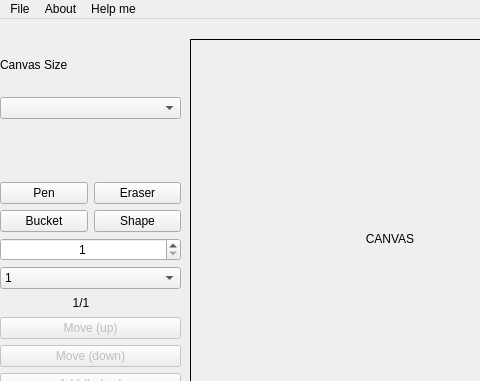
The window that SpriteEditor/view.ui (University-of-Utah-CS3505/a7-sprite-editor-s22-charming21) describes before a commit, drawn with Qt 5; both pictures show x 0 to 480 and y 0 to 381 of the 800 by 658 pixel window.
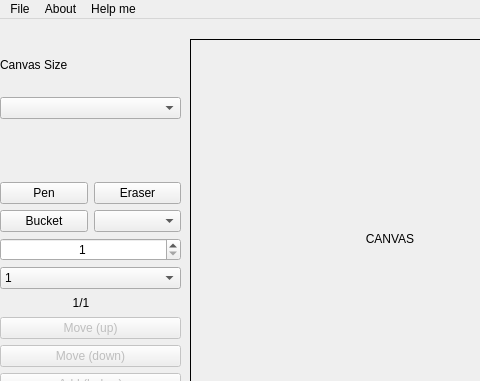
The same window after the commit. Custom widgets are drawn as their Qt base class.

Commit message: Commit 6.6: Added functionalitieis to draw with shapes. Line, Ellipse, Rectangle.  Deleted shape tool button and added combo box for three choices.

Patch:
```diff
--- a/SpriteEditor/view.ui
+++ b/SpriteEditor/view.ui
@@ -153,11 +153,7 @@
           </widget>
          </item>
          <item>
-          <widget class="QPushButton" name="shapeButton">
-           <property name="text">
-            <string>Shape</string>
-           </property>
-          </widget>
+          <widget class="QComboBox" name="shapeToolComboBox"/>
          </item>
         </layout>
        </item>
```
Left out of the diff: 2 changed lines with no effect on the pictures. The commit also changes 7 other files.
